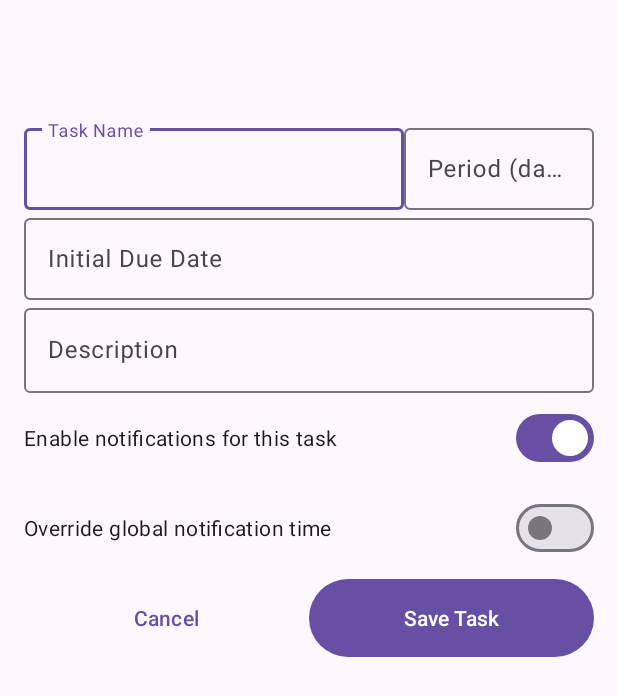
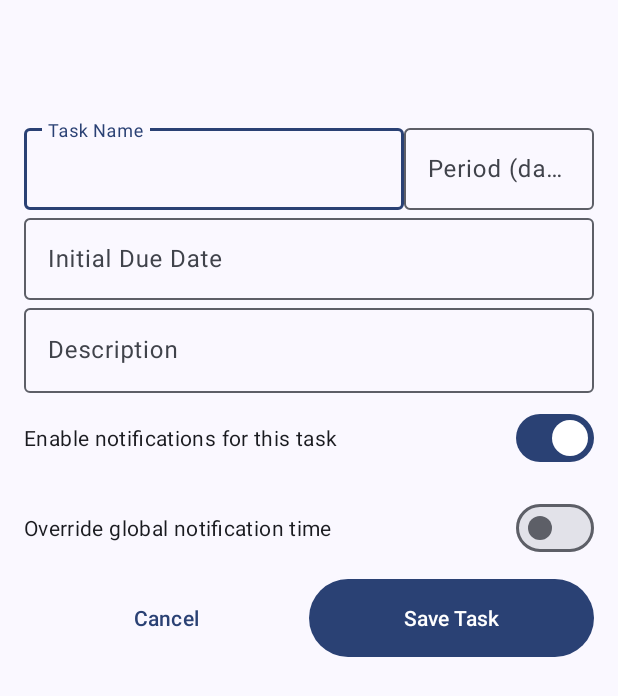
Before and after one commit to wtolson4/TaskManager, an Android app: the screen it shows after launch (EditTaskActivity), after a tap on "Save Task", on a phone screen of 412 x 824 dp. Shown: the top 696 px of the screen. Run offline under Robolectric (Android 15) with nearby library versions, the phone set to English and light mode, and no system bars; our stand-ins replace Room's generated code, Timber.

Commit message:
Implements initial widget rendering

```diff
--- a/app/src/main/AndroidManifest.xml
+++ b/app/src/main/AndroidManifest.xml
@@ -14,7 +14,7 @@
         android:label="@string/app_name"
         android:roundIcon="@mipmap/ic_launcher_round"
         android:supportsRtl="true"
-        android:theme="@style/Theme.FlexibleToDoListApp2"
+        android:theme="@style/Theme.MyAppTheme"
         android:windowSoftInputMode="adjustResize"
         tools:targetApi="34">
         <activity
--- a/app/src/main/java/com/beyondnull/flexibletodos/MainApplication.kt
+++ b/app/src/main/java/com/beyondnull/flexibletodos/MainApplication.kt
@@ -4,6 +4,8 @@ import android.app.Application
 import android.util.Log
 import com.beyondnull.flexibletodos.manager.AlarmManager
 import com.beyondnull.flexibletodos.manager.NotificationManager
+import com.beyondnull.flexibletodos.manager.WidgetProvider
+import com.google.android.material.color.DynamicColors
 import kotlinx.coroutines.CoroutineScope
 import kotlinx.coroutines.Dispatchers
 import kotlinx.coroutines.SupervisorJob
@@ -22,6 +24,8 @@ class MainApplication : Application() {
     // TODO: (P1.5): create a widget
     override fun onCreate() {
         super.onCreate()
+        DynamicColors.applyToActivitiesIfAvailable(this, R.style.MyThemeOverlay)
+
 
         // Initialize the Timber logging lib
         if (BuildConfig.DEBUG) {
@@ -31,13 +35,13 @@ class MainApplication : Application() {
         }
         Timber.d("Starting main application")
 
-        // Trigger notifications and alarms based on task state
+        // Trigger updates to components based on task state
         NotificationManager.watchTasksAndUpdateNotifications(
             this,
             applicationScope
         )
-
         AlarmManager(this, applicationScope).watchTasksAndSetAlarm()
+        WidgetProvider.watchTasksAndUpdateWidget(this, applicationScope)
     }
 
     companion object {
--- a/app/src/main/java/com/beyondnull/flexibletodos/activity/MainActivity.kt
+++ b/app/src/main/java/com/beyondnull/flexibletodos/activity/MainActivity.kt
@@ -57,6 +57,7 @@ class MainActivity : AppCompatActivity() {
         taskRecyclerView.layoutManager = LinearLayoutManager(this)
         val taskAdapter = TaskAdapter(viewModel)  // Pass the viewModel here
         taskRecyclerView.adapter = taskAdapter
+        // TODO(P2): Add a message saying "click + to add your first task"
 
         // Add margins to handle the edge-to-edge
         // https://developer.android.com/develop/ui/views/layout/edge-to-edge
--- a/app/src/main/java/com/beyondnull/flexibletodos/manager/AlarmManager.kt
+++ b/app/src/main/java/com/beyondnull/flexibletodos/manager/AlarmManager.kt
@@ -25,7 +25,7 @@ class AlarmManager(
         val dao = AppDatabase.getDatabase(appContext).taskDao()
         val taskRepository = TaskRepository(dao, externalScope)
         externalScope.launch {
-            Timber.d("Starting to watch for task changes to trigger notifications")
+            Timber.d("Starting to watch for task changes to trigger alarms")
             taskRepository.nextNotificationTime(appContext).collect { nextAlarmTime ->
                 if (nextAlarmTime == null) {
                     Timber.d("No next alarm time")
--- a/app/src/main/java/com/beyondnull/flexibletodos/manager/NotificationManager.kt
+++ b/app/src/main/java/com/beyondnull/flexibletodos/manager/NotificationManager.kt
@@ -185,7 +185,7 @@ class NotificationManager {
             val dao = AppDatabase.getDatabase(context).taskDao()
             val repository = TaskRepository(dao, externalScope)
             externalScope.launch {
-                Timber.d("Starting to watch for task changes to trigger alarms")
+                Timber.d("Starting to watch for task changes to trigger notification")
                 repository.allTasks.collect { tasks ->
                     Timber.d("Got updated tasks")
                     updateNotifications(
--- a/app/src/main/java/com/beyondnull/flexibletodos/manager/WidgetProvider.kt
+++ b/app/src/main/java/com/beyondnull/flexibletodos/manager/WidgetProvider.kt
@@ -1,44 +1,100 @@
 package com.beyondnull.flexibletodos.manager
 
-import android.app.PendingIntent
 import android.appwidget.AppWidgetManager
 import android.appwidget.AppWidgetProvider
+import android.content.ComponentName
 import android.content.Context
-import android.content.Intent
+// TODO(P1): remove Log calls
+import android.util.Log
 import android.widget.RemoteViews
+import androidx.annotation.RequiresApi
 import com.beyondnull.flexibletodos.R
-import com.beyondnull.flexibletodos.activity.MainActivity
+import com.beyondnull.flexibletodos.data.AppDatabase
+import com.beyondnull.flexibletodos.data.Task
+import com.beyondnull.flexibletodos.data.TaskRepository
+import kotlinx.coroutines.CoroutineScope
+import kotlinx.coroutines.Dispatchers
+import kotlinx.coroutines.GlobalScope
+import kotlinx.coroutines.flow.first
+import kotlinx.coroutines.launch
+import timber.log.Timber
 
 class WidgetProvider : AppWidgetProvider() {
-
+    @RequiresApi(31)
     override fun onUpdate(
         context: Context,
         appWidgetManager: AppWidgetManager,
         appWidgetIds: IntArray
     ) {
-        // Perform this loop procedure for each widget that belongs to this
-        // provider.
-        appWidgetIds.forEach { appWidgetId ->
-            // Create an Intent to launch ExampleActivity.
-            val pendingIntent: PendingIntent = PendingIntent.getActivity(
-                /* context = */ context,
-                /* requestCode = */  0,
-                /* intent = */ Intent(context, MainActivity::class.java),
-                /* flags = */ PendingIntent.FLAG_UPDATE_CURRENT or PendingIntent.FLAG_IMMUTABLE
-            )
+        Log.e("myWidget", "at top of OnUpdate")
+        GlobalScope.launch(Dispatchers.IO) {
+            val dao = AppDatabase.getDatabase(context).taskDao()
+            val repository = TaskRepository(dao, GlobalScope)
+            val tasks = repository.allTasks.first()
+            // Perform this loop procedure for each widget that belongs to this
+            // provider.
+            Log.e("myWidget", "got Tasks")
 
-            // Get the layout for the widget and attach an onClick listener to
-            // the button.
-            val views: RemoteViews = RemoteViews(
-                context.packageName,
-                R.layout.widget_initial
-            ).apply {
-                setOnClickPendingIntent(R.id.widget_title, pendingIntent)
+            appWidgetIds.forEach { appWidgetId ->
+                // Instantiate the RemoteViews object for the widget layout.
+                val views = constructRemoteViews(context, tasks)
+                // Tell the AppWidgetManager to perform an update on the current
+                // widget.
+                appWidgetManager.updateAppWidget(appWidgetId, views)
             }
 
-            // Tell the AppWidgetManager to perform an update on the current
-            // widget.
-            appWidgetManager.updateAppWidget(appWidgetId, views)
+            super.onUpdate(context, appWidgetManager, appWidgetIds)
+        }
+    }
+
+    companion object {
+        private fun constructRemoteViews(
+            context: Context,
+            tasks: List<Task>
+        ): RemoteViews {
+            // Instantiate the RemoteViews object for the widget layout.
+            val views = RemoteViews(context.packageName, R.layout.widget_view).apply {
+                // Use simplified RemoteViews collections (requires API 31)
+                // https://developer.android.com/about/versions/12/features/widgets#leverage-simplified-remoteview-collections
+                val builder = RemoteViews.RemoteCollectionItems.Builder()
+                tasks.forEachIndexed { index, task ->
+                    val listItemRV = RemoteViews(context.packageName, R.layout.widget_list_item)
+                    listItemRV.setTextViewText(R.id.taskNameTextView, "foo")
+                    builder.addItem(index.toLong(), listItemRV)
+                }
+                val collectionItems =
+                    builder.setHasStableIds(true).setViewTypeCount(tasks.count()).build()
+                setRemoteAdapter(R.id.list_view, collectionItems)
+
+                // The empty view is displayed when the collection has no items.
+                // It must be in the same layout used to instantiate the
+                // RemoteViews object.
+                setEmptyView(R.id.list_view, R.id.empty_view)
+            }
+            return views
+        }
+
+        fun watchTasksAndUpdateWidget(
+            context: Context,
+            externalScope: CoroutineScope
+        ) {
+            val dao = AppDatabase.getDatabase(context).taskDao()
+            val repository = TaskRepository(dao, externalScope)
+            externalScope.launch {
+                Timber.d("Starting to watch for task changes to update widget")
+                repository.allTasks.collect { tasks ->
+                    Timber.d("Got updated tasks")
+
+                    val appWidgetManager = AppWidgetManager.getInstance(context)
+                    val views = constructRemoteViews(context, tasks)
+                    appWidgetManager.updateAppWidget(
+                        ComponentName(
+                            context.packageName,
+                            WidgetProvider::class.java.name
+                        ), views
+                    )
+                }
+            }
         }
     }
 }
--- a/app/src/main/res/values-night/themes.xml
+++ /dev/null
@@ -1,7 +0,0 @@
-<resources>
-    <!-- Base application theme. -->
-    <style name="Base.Theme.FlexibleToDoListApp2" parent="Theme.Material3.DayNight.NoActionBar">
-        <!-- Customize your dark theme here. -->
-        <!-- <item name="colorPrimary">@color/my_dark_primary</item> -->
-    </style>
-</resources>
--- a/app/src/main/res/values/strings.xml
+++ b/app/src/main/res/values/strings.xml
@@ -45,4 +45,5 @@
     <string name="licenses_settings_description">Tap here for license information</string>
     <string name="dialog_ok">@android:string/ok</string>
     <string name="widget_description">Show tasks in a widget</string>
+    <string name="widget_empty">No tasks yet</string>
 </resources>
--- a/app/src/main/res/values/themes.xml
+++ b/app/src/main/res/values/themes.xml
@@ -1,9 +1,13 @@
 <resources>
     <!-- Base application theme. -->
-    <style name="Base.Theme.FlexibleToDoListApp2" parent="Theme.Material3.DayNight.NoActionBar">
-        <!-- Customize your light theme here. -->
+    <style name="Base.Theme.MyAppTheme" parent="Theme.Material3.DayNight.NoActionBar">
+        <!-- Customize your theme here. -->
         <!-- <item name="colorPrimary">@color/my_light_primary</item> -->
     </style>
 
-    <style name="Theme.FlexibleToDoListApp2" parent="Base.Theme.FlexibleToDoListApp2" />
+    <style name="Theme.MyAppTheme" parent="Base.Theme.MyAppTheme" />
+
+    <style name="MyThemeOverlay" parent="ThemeOverlay.Material3.DynamicColors.DayNight"></style>
+
+    <style name="MyWidgetTheme" parent="Theme.Material3.DynamicColors.DayNight"></style>
 </resources>
```
Also changed, not shown: app/src/main/res/layout/widget_list_item.xml (added, +25 -0 lines), app/src/main/res/layout/widget_preview.xml (added, +28 -0 lines), app/src/main/res/layout/widget_view.xml (renamed from app/src/main/res/layout/widget_initial.xml, +13 -5 lines), app/src/main/res/xml/widget_info.xml (+4 -10 lines).
